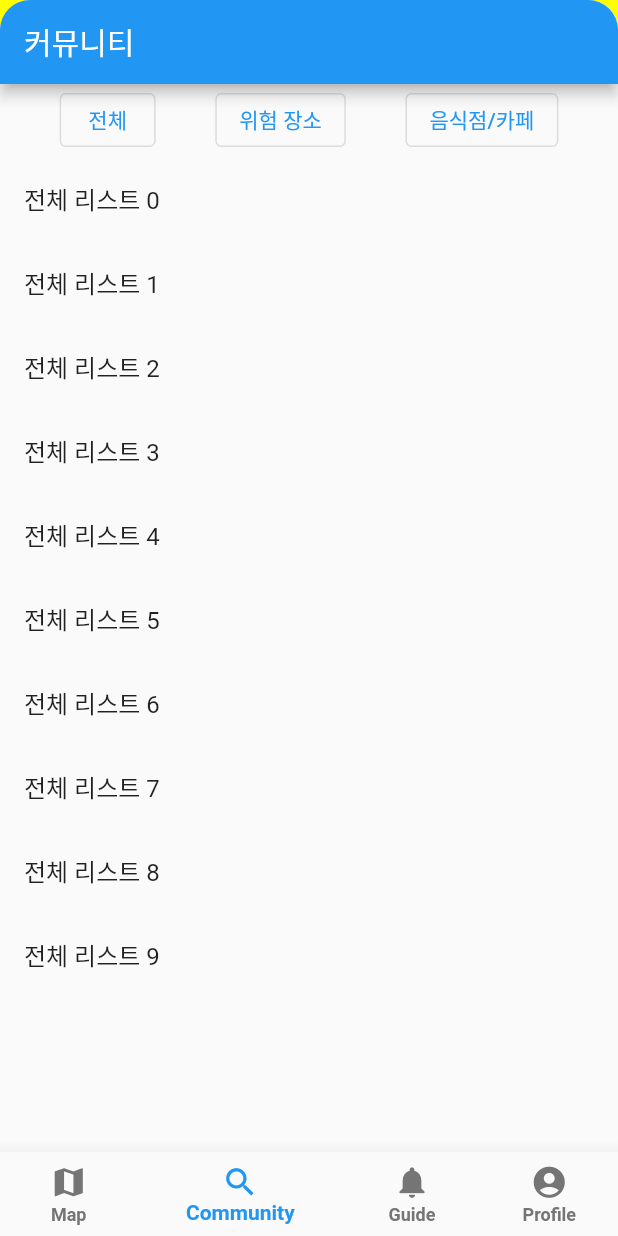
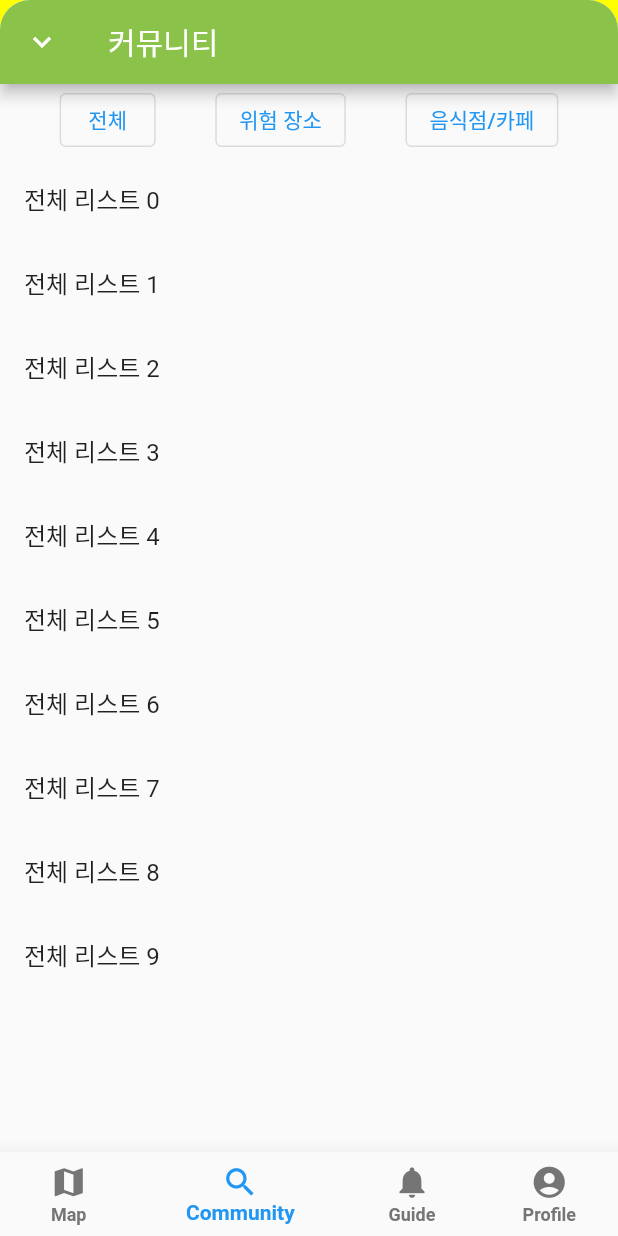
Before and after one commit to Rolling-Together/RollingTogether, a Flutter app: the screen it shows after launch, item 2 of the bottom bar chosen, on a phone screen of 412 x 824 dp. Run offline on Flutter 3.47's test engine with Material 2 defaults, Android fonts, the phone set to English and light mode, and no system bars; our stand-ins replace cloud_firestore, firebase_core, get, google_maps_flutter, image_picker; accounts and stored records are empty.

```diff
--- /dev/null
+++ b/lib/commons/widgets/custom_appbar.dart
@@ -0,0 +1,45 @@
+import 'package:flutter/material.dart';
+
+class CustomAppBar extends StatefulWidget implements PreferredSizeWidget {
+  CustomAppBar({Key? key})
+      : preferredSize = Size.fromHeight(kToolbarHeight),
+        super(key: key);
+
+  final Size preferredSize;
+
+  @override
+  _CustomAppBarState createState() => _CustomAppBarState();
+}
+
+class _CustomAppBarState extends State<CustomAppBar> {
+  @override
+  Widget build(BuildContext context) {
+    return AppBar(
+      backgroundColor:Colors.lightGreen ,
+      leading: PopupMenuButton<String>(
+        icon: Icon(Icons.keyboard_arrow_down_outlined),
+        onSelected: (String Area) {
+          // Handle Area selection here
+        },
+        itemBuilder: (BuildContext context) {
+          return <PopupMenuEntry<String>>[
+            PopupMenuItem<String>(
+              value: '대연1동',
+              child: Text('대연1동'),
+            ),
+            PopupMenuItem<String>(
+              value: '남천1동',
+              child: Text('남천1동'),
+            ),
+            PopupMenuItem<String>(
+              value: '남천1동',
+              child: Text('남천1동'),
+            ),
+            // Add more Area here
+          ];
+        },
+      ),
+      title: Text("커뮤니티"),
+    );
+  }
+}
--- a/lib/ui/screens/community_screen.dart
+++ b/lib/ui/screens/community_screen.dart
@@ -1,11 +1,13 @@
 import 'package:flutter/foundation.dart';
 import 'package:flutter/material.dart';
+import 'package:rolling_together/commons/widgets/custom_appbar.dart';
 
 class CommunityScreen extends StatefulWidget {
   _CommunityScreenState createState() => _CommunityScreenState();
 }
 
-class _CommunityScreenState extends State<CommunityScreen> {
+class _CommunityScreenState extends State<CommunityScreen>  {
+
   String selectedCategory = "전체";
 
   void selectCategory(String category) {
@@ -15,11 +17,10 @@ class _CommunityScreenState extends State<CommunityScreen> {
   }
 
   @override
+
   Widget build(BuildContext context) {
     return Scaffold(
-      appBar: AppBar(
-        title: Text("커뮤니티"),
-      ),
+      appBar: CustomAppBar(),
       body: Column(
         children: [
           // 카테고리 버튼들
```
